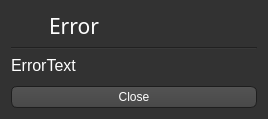
BenjaminHalko/WiiMusicEditorPlus, file ErrorBox.ui: the form before one commit.
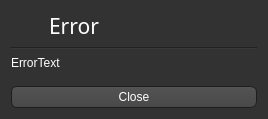
The form after the commit. Icons and pictures are not drawn.

```diff
--- a/ErrorBox.ui
+++ b/ErrorBox.ui
@@ -541,7 +541,7 @@
     <widget class="QLabel" name="ErrorMessage">
      <property name="font">
       <font>
-       <pointsize>12</pointsize>
+       <pointsize>9</pointsize>
       </font>
      </property>
      <property name="text">
```
